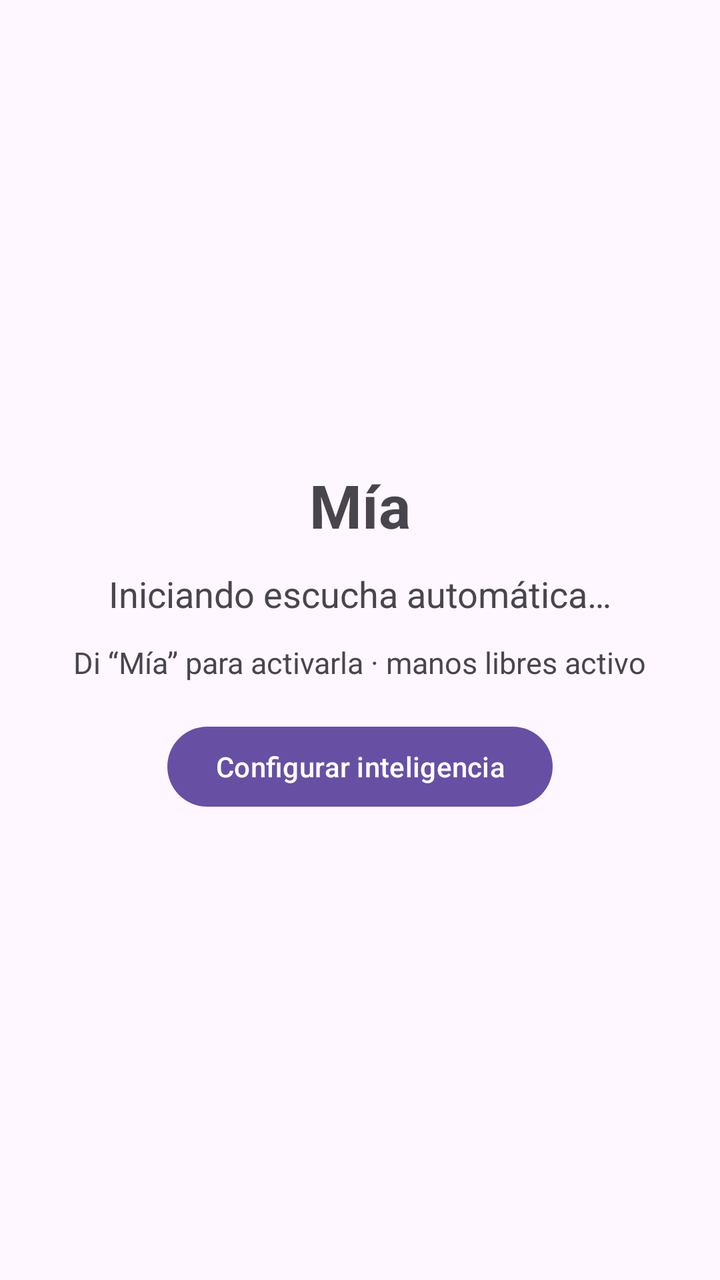
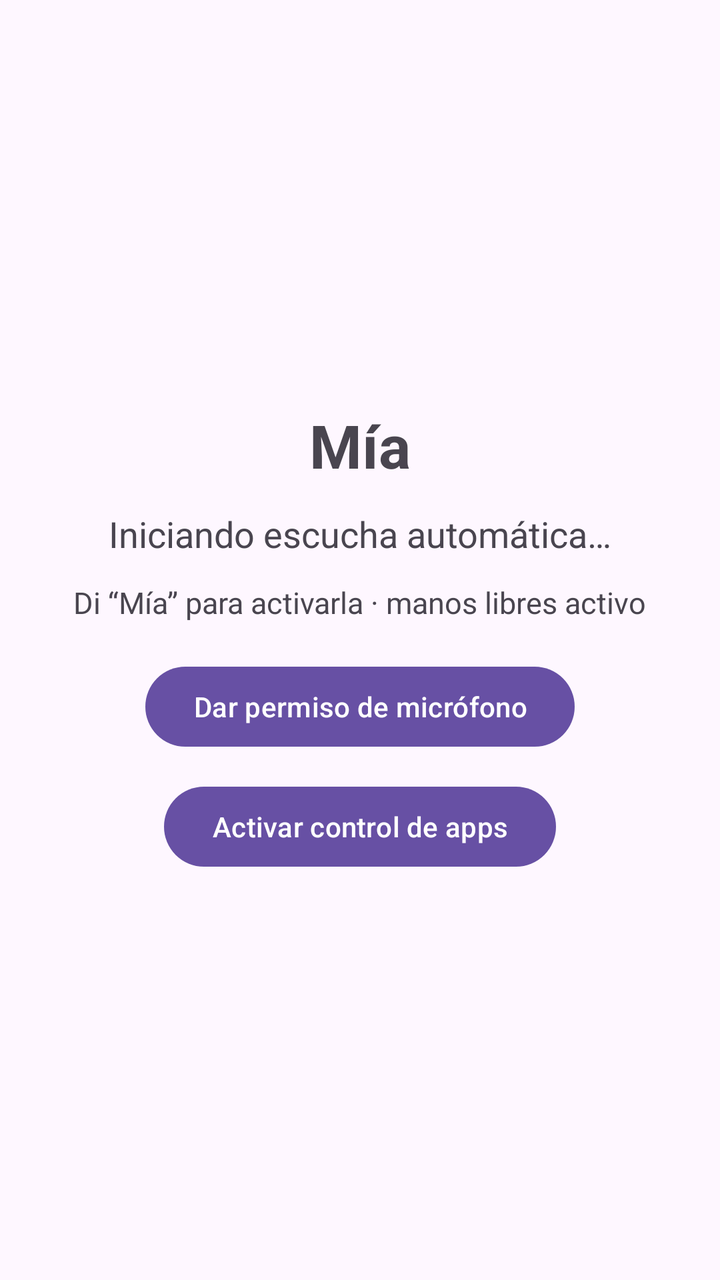

Screens rendered from an Android XML layout before and after an edit, with the pre-edit source and the edit as a unified diff.
<!-- AndroidManifest.xml: application theme Theme.Asistente -->
<!-- res/layout/activity_main.xml -->
<?xml version="1.0" encoding="utf-8"?>
<LinearLayout xmlns:android="http://schemas.android.com/apk/res/android"
    android:layout_width="match_parent"
    android:layout_height="match_parent"
    android:orientation="vertical"
    android:gravity="center"
    android:padding="24dp">

    <TextView
        android:id="@+id/titleText"
        android:layout_width="wrap_content"
        android:layout_height="wrap_content"
        android:text="Mía"
        android:textSize="30sp"
        android:textStyle="bold"
        android:layout_marginBottom="12dp" />

    <TextView
        android:id="@+id/statusText"
        android:layout_width="match_parent"
        android:layout_height="wrap_content"
        android:text="Iniciando escucha automática…"
        android:textSize="18sp"
        android:gravity="center"
        android:layout_marginBottom="12dp" />

    <TextView
        android:layout_width="wrap_content"
        android:layout_height="wrap_content"
        android:text="Di “Mía” para activarla · manos libres activo"
        android:textSize="15sp"
        android:layout_marginBottom="18dp" />

    <Button
        android:id="@+id/aiSettingsButton"
        android:layout_width="wrap_content"
        android:layout_height="wrap_content"
        android:text="Configurar inteligencia" />

</LinearLayout>
<!-- resources referenced by this layout -->
<resources>
  <style name="Theme.Asistente" parent="Theme.Material3.DayNight.NoActionBar">
          <item name="android:windowLightStatusBar">true</item>
      </style>
</resources>

<!-- the commit's change to res/layout/activity_main.xml (unified diff, before → after) -->
@@ -32,9 +32,16 @@
         android:layout_marginBottom="18dp" />
 
     <Button
+        android:id="@+id/micPermissionButton"
+        android:layout_width="wrap_content"
+        android:layout_height="wrap_content"
+        android:text="Dar permiso de micrófono"
+        android:layout_marginBottom="12dp" />
+
+    <Button
         android:id="@+id/aiSettingsButton"
         android:layout_width="wrap_content"
         android:layout_height="wrap_content"
-        android:text="Configurar inteligencia" />
+        android:text="Activar control de apps" />
 
 </LinearLayout>
